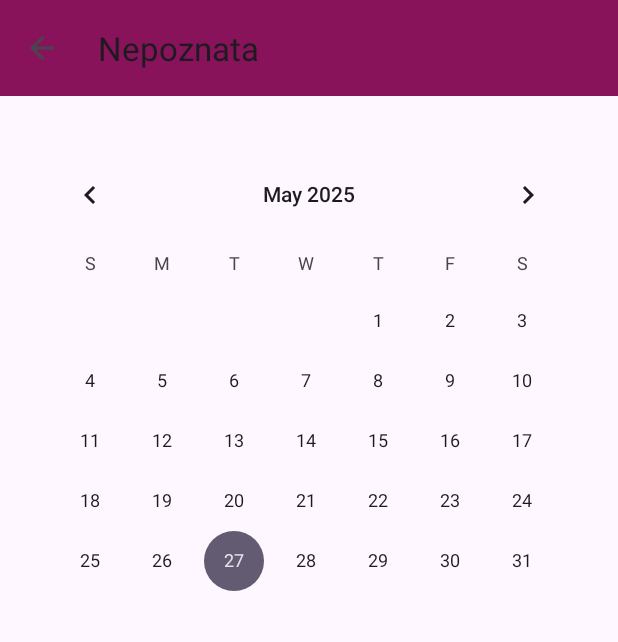
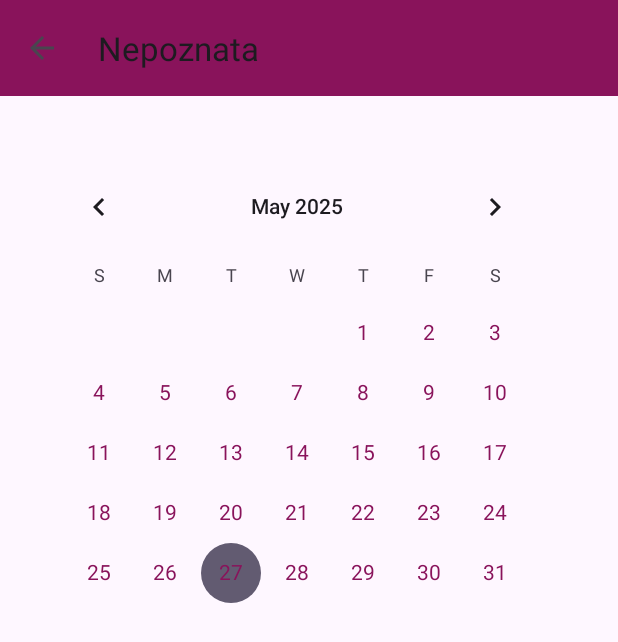
Before and after one commit to LekoIvana/PAMU, an Android app: the ReservationsActivity screen opened directly, with no data from a screen before it, on a phone screen of 412 x 824 dp. Shown: the top 642 px of the screen. Run offline under Robolectric (Android 15) with nearby library versions, the phone set to English and light mode, and no system bars; our stand-ins replace Firebase (no records; nobody signed in at launch, a user with empty details on screens opened directly).

```diff
--- a/app/src/main/java/ba/sum/fpmoz/pamu/AddSubserviceActivity.kt
+++ b/app/src/main/java/ba/sum/fpmoz/pamu/AddSubserviceActivity.kt
@@ -29,7 +29,7 @@ class AddSubserviceActivity : AppCompatActivity() {
 
         val toolbar = findViewById<Toolbar>(R.id.addSubserviceToolbar)
         setSupportActionBar(toolbar)
-        supportActionBar?.title = "Dodavanje podusluge"
+        supportActionBar?.title = "Dodavanje cijena"
         supportActionBar?.setDisplayHomeAsUpEnabled(true)
 
         toolbar.setNavigationOnClickListener {
--- a/app/src/main/java/ba/sum/fpmoz/pamu/ReservationsActivity.kt
+++ b/app/src/main/java/ba/sum/fpmoz/pamu/ReservationsActivity.kt
@@ -65,8 +65,15 @@ class ReservationsActivity : AppCompatActivity() {
 
         val today = Calendar.getInstance()
         calendarView.setDate(today.timeInMillis, false, true)
+
+        // Označi današnji datum svijetlo ružičasto (stil mora biti definiran u styles.xml)
+        calendarView.setDateTextAppearance(R.style.TodayDateTextAppearance)
+
+        // Postavi boju odabranog datuma
+        calendarView.setSelectedWeekBackgroundColor(Color.parseColor("#ff9ddb"))
+
+        // Ostale boje kalendara
         calendarView.setFocusedMonthDateColor(Color.parseColor("#89135b"))
-        calendarView.setSelectedWeekBackgroundColor(Color.parseColor("#f3c4ff"))
         calendarView.setUnfocusedMonthDateColor(Color.GRAY)
 
         calendarView.setOnDateChangeListener { _, year, month, dayOfMonth ->
--- a/app/src/main/res/layout/activity_reservations.xml
+++ b/app/src/main/res/layout/activity_reservations.xml
@@ -33,7 +33,8 @@
                 android:id="@+id/calendarView"
                 android:layout_width="match_parent"
                 android:layout_height="wrap_content"
-                android:layout_marginTop="16dp" />
+                android:layout_marginTop="16dp"
+                android:padding="8dp" />
 
             <!-- Odabrani datum -->
             <TextView
@@ -62,7 +63,8 @@
                 android:layout_width="match_parent"
                 android:layout_height="wrap_content"
                 android:layout_marginTop="12dp"
-                android:visibility="gone" />
+                android:visibility="gone"
+                android:background="@drawable/edittext_background" />
 
             <!-- Gumb za potvrdu -->
             <Button
--- a/app/src/main/res/menu/nav_menu.xml
+++ b/app/src/main/res/menu/nav_menu.xml
@@ -16,7 +16,7 @@
     <!-- Admin-only stavke -->
     <item
         android:id="@+id/nav_dodaj_subuslugu"
-        android:title="Dodaj poduslugu"
+        android:title="Dodaj cijenu"
         android:icon="@drawable/ic_add" />
 
     <!-- Admin-only stavke -->
--- a/app/src/main/res/values/styles.xml
+++ b/app/src/main/res/values/styles.xml
@@ -18,6 +18,12 @@
         <item name="android:layout_marginTop">24dp</item>
     </style>
 
+    <!-- Stil za označavanje današnjeg datuma u kalendaru -->
+    <style name="TodayDateTextAppearance" parent="TextAppearance.AppCompat.Small">
+        <item name="android:textColor">#89135b</item>
+        <item name="android:background">#f3c4ff</item> <!-- svijetlo ružičasta pozadina -->
+    </style>
+
 
 
 </resources>
```
